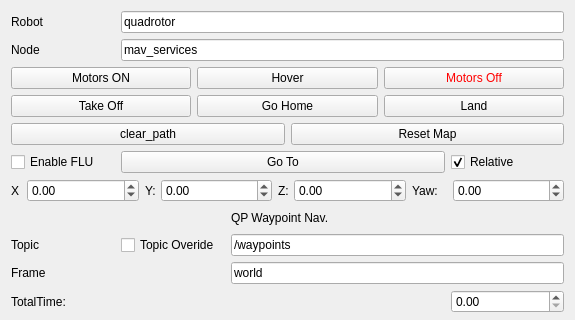
Above: waypoint_navigation_plugin/ui/WaypointNavigation.ui from arplaboratory/waypoint_navigation_plugin before the change; both pictures show x 0 to 575 and y 0 to 320 of the 575 by 831 pixel window. Below: the same form after it.
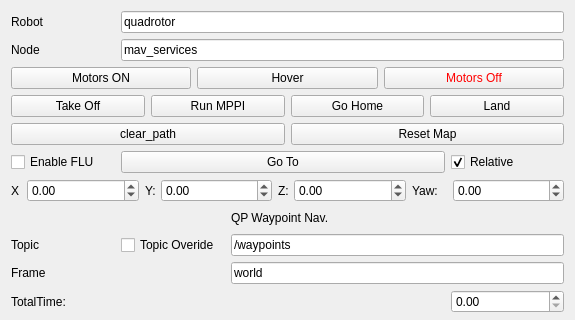
That is the form after the change.

Commit message: Modified GUI to add MPPI swithcing logic

```diff
--- a/waypoint_navigation_plugin/ui/WaypointNavigation.ui
+++ b/waypoint_navigation_plugin/ui/WaypointNavigation.ui
@@ -436,6 +436,13 @@
        </property>
       </widget>
      </item>
+     <item>
+      <widget class="QPushButton" name="run_mppi_push_button">
+       <property name="text">
+        <string>Run MPPI</string>
+       </property>
+      </widget>
+     </item>
      <item>
       <widget class="QPushButton" name="go_home_button">
        <property name="text">
```
The commit also changes 4 other files.
